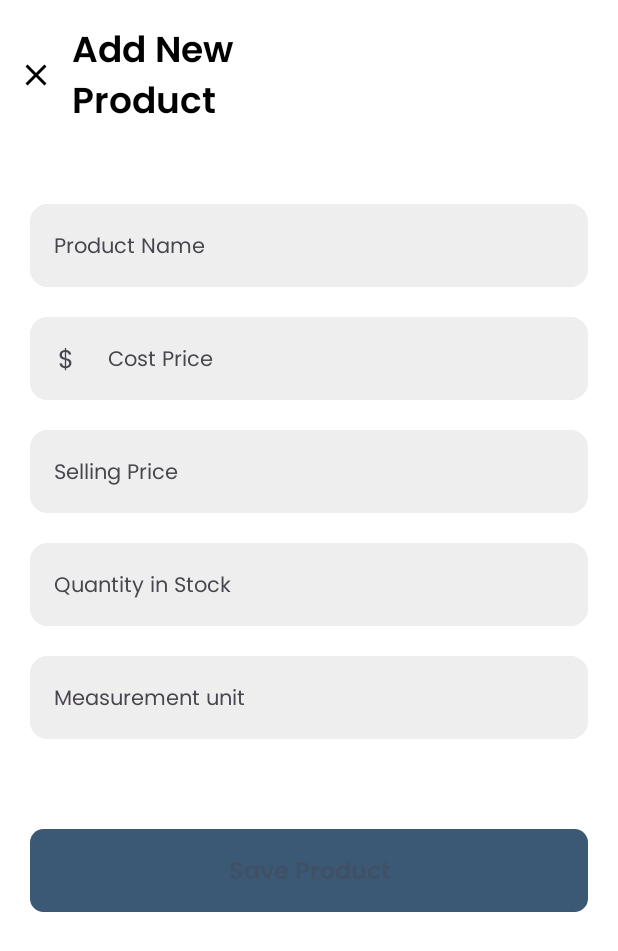
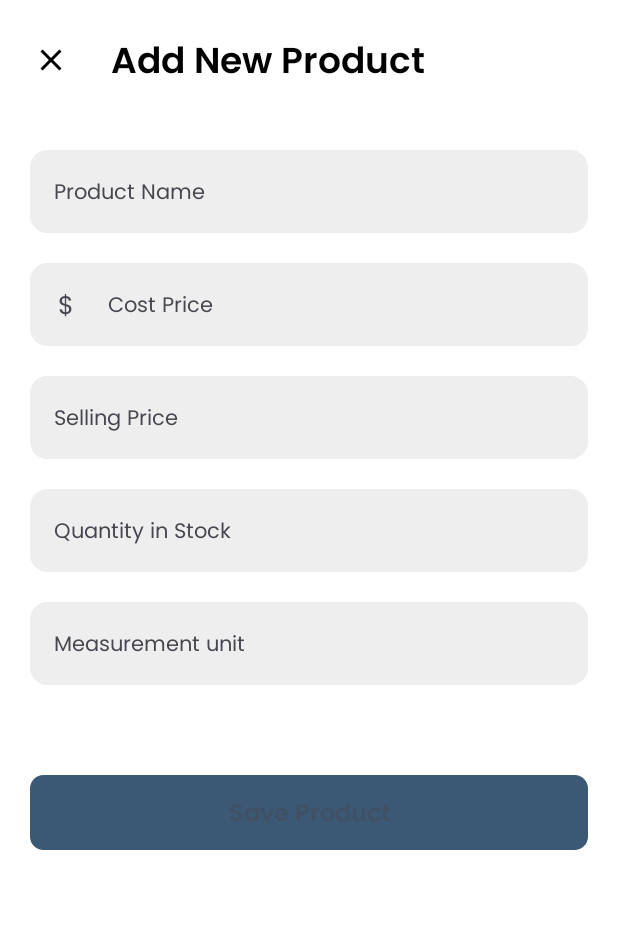
Before and after one commit to thobbiz/Stockey, an Android app built with Jetpack Compose: the composable AddProductScreen shown on its own in the app's theme, on a phone screen of 412 x 824 dp. Shown: the top 951 px of the screen. Run offline under Robolectric (Android 15) with nearby library versions, the phone set to English and light mode, and no system bars; our stand-ins replace Room's generated code; 2 statements that could not run were skipped.

Commit message:
fix: scrolling issues on inventory screen & feat: created newsale screen

```diff
--- a/Android/app/build.gradle.kts
+++ b/Android/app/build.gradle.kts
@@ -65,6 +65,7 @@ dependencies {
     implementation(libs.androidx.material3.android)
     implementation(libs.androidx.ui.text)
     implementation(libs.androidx.foundation.layout)
+    implementation(libs.androidx.compose.animation)
 
 
     // Testing
--- /dev/null
+++ b/Android/app/src/main/java/com/example/project_umbrella/ui/screens/HomeScreens/NewSaleScreen.kt
@@ -0,0 +1 @@
+package com.example.project_umbrella.ui.screens.HomeScreens
--- a/Android/app/src/main/java/com/example/project_umbrella/ui/screens/inventory/AddProductScreen.kt
+++ b/Android/app/src/main/java/com/example/project_umbrella/ui/screens/inventory/AddProductScreen.kt
@@ -1,5 +1,6 @@
 package com.example.project_umbrella.ui.screens.inventory
 
+import android.widget.Toast
 import androidx.compose.foundation.background
 import androidx.compose.foundation.border
 import androidx.compose.foundation.layout.Arrangement
@@ -7,13 +8,12 @@ import androidx.compose.foundation.layout.Column
 import androidx.compose.foundation.layout.Row
 import androidx.compose.foundation.layout.calculateEndPadding
 import androidx.compose.foundation.layout.calculateStartPadding
+import androidx.compose.foundation.layout.fillMaxSize
 import androidx.compose.foundation.layout.fillMaxWidth
 import androidx.compose.foundation.layout.height
 import androidx.compose.foundation.layout.padding
-import androidx.compose.foundation.rememberScrollState
 import androidx.compose.foundation.shape.RoundedCornerShape
 import androidx.compose.foundation.text.KeyboardOptions
-import androidx.compose.foundation.verticalScroll
 import androidx.compose.material.icons.Icons.Filled
 import androidx.compose.material.icons.filled.Clear
 import androidx.compose.material3.Button
@@ -31,17 +31,16 @@ import androidx.compose.runtime.rememberCoroutineScope
 import androidx.compose.ui.Alignment
 import androidx.compose.ui.Modifier
 import androidx.compose.ui.graphics.Color
+import androidx.compose.ui.platform.LocalContext
 import androidx.compose.ui.platform.LocalLayoutDirection
 import androidx.compose.ui.res.stringResource
 import androidx.compose.ui.text.font.FontWeight
 import androidx.compose.ui.text.input.KeyboardType
-import androidx.compose.ui.tooling.preview.Preview
 import androidx.compose.ui.unit.dp
 import androidx.lifecycle.viewmodel.compose.viewModel
 import com.example.project_umbrella.R
 import com.example.project_umbrella.ui.AppViewModelProvider
 import com.example.project_umbrella.ui.navigation.NavigationDestination
-import com.example.project_umbrella.ui.theme.ProjectumbrellaTheme
 import kotlinx.coroutines.launch
 import java.util.Currency
 import java.util.Locale
@@ -57,20 +56,19 @@ object AddProductDestination: NavigationDestination {
 fun AddProductScreen(
     navigateBack: () -> Unit,
     onNavigateUp: () -> Unit,
-    canNavigateBack: Boolean = true,
     viewModel: AddProductViewModel = viewModel(factory = AppViewModelProvider.Factory)
 ) {
     val coroutineScope = rememberCoroutineScope()
+    val context = LocalContext.current
     Scaffold(
         containerColor = MaterialTheme.colorScheme.background,
         topBar = {
             AddProductTopAppBar(
                 title = stringResource(R.string.add_new_product),
-                canNavigateBack = canNavigateBack,
                 navigateUp = onNavigateUp
             )
         },
-        modifier = Modifier.background(MaterialTheme.colorScheme.primary)
+        modifier = Modifier.background(MaterialTheme.colorScheme.primary).fillMaxSize()
     ) { innerPadding ->
         AddProductBody(
             productUiState = viewModel.productUiState,
@@ -79,17 +77,16 @@ fun AddProductScreen(
                 coroutineScope.launch {
                     viewModel.saveProduct()
                     navigateBack()
+                    Toast.makeText(context, "Saved!", Toast.LENGTH_SHORT).show()
                 }
             },
             modifier = Modifier
+                .fillMaxSize()
                 .padding(
                     start = innerPadding.calculateStartPadding(LocalLayoutDirection.current),
                     end = innerPadding.calculateEndPadding(LocalLayoutDirection.current),
                     top = innerPadding.calculateTopPadding()
                 )
-                .background(MaterialTheme.colorScheme.background)
-                .verticalScroll(rememberScrollState())
-                .fillMaxWidth()
         )
     }
 }
@@ -119,7 +116,9 @@ fun AddProductBody(
                 disabledContainerColor = Color(0xff3B5975)
             ),
             shape = RoundedCornerShape(9.dp),
-            modifier = Modifier.fillMaxWidth().height(55.dp)
+            modifier = Modifier
+                .fillMaxWidth()
+                .height(50.dp)
         ) {
             Text(text = stringResource(R.string.save),  style = MaterialTheme.typography.bodyMedium, fontWeight = FontWeight.SemiBold)
         }
@@ -151,7 +150,10 @@ fun AddProductForm(
                 unfocusedContainerColor = MaterialTheme.colorScheme.tertiaryContainer,
 
             ),
-            modifier = Modifier.fillMaxWidth().border(0.dp, Color.Unspecified, RoundedCornerShape(12.dp)).height(55.dp),
+            modifier = Modifier
+                .fillMaxWidth()
+                .border(0.dp, Color.Unspecified, RoundedCornerShape(12.dp))
+                .height(55.dp),
             enabled = enabled,
             singleLine = true
         )
@@ -169,7 +171,10 @@ fun AddProductForm(
                 focusedContainerColor = MaterialTheme.colorScheme.tertiaryContainer,
                 unfocusedContainerColor = MaterialTheme.colorScheme.tertiaryContainer,
             ),
-            modifier = Modifier.fillMaxWidth().border(1.dp, Color.Unspecified, RoundedCornerShape(12.dp)).height(55.dp),
+            modifier = Modifier
+                .fillMaxWidth()
+                .border(1.dp, Color.Unspecified, RoundedCornerShape(12.dp))
+                .height(55.dp),
             leadingIcon = { Text(Currency.getInstance(Locale.getDefault()).symbol) },
             enabled = enabled,
             singleLine = true
@@ -188,7 +193,10 @@ fun AddProductForm(
                 focusedContainerColor = MaterialTheme.colorScheme.tertiaryContainer,
                 unfocusedContainerColor = MaterialTheme.colorScheme.tertiaryContainer,
             ),
-            modifier = Modifier.fillMaxWidth().border(1.dp, Color.Unspecified, RoundedCornerShape(12.dp)).height(55.dp),
+            modifier = Modifier
+                .fillMaxWidth()
+                .border(1.dp, Color.Unspecified, RoundedCornerShape(12.dp))
+                .height(55.dp),
             enabled = enabled,
             singleLine = true
         )
@@ -206,7 +214,10 @@ fun AddProductForm(
                 focusedContainerColor = MaterialTheme.colorScheme.tertiaryContainer,
                 unfocusedContainerColor = MaterialTheme.colorScheme.tertiaryContainer,
             ),
-            modifier = Modifier.fillMaxWidth().border(1.dp, Color.Unspecified, RoundedCornerShape(12.dp)).height(55.dp),
+            modifier = Modifier
+                .fillMaxWidth()
+                .border(1.dp, Color.Unspecified, RoundedCornerShape(12.dp))
+                .height(55.dp),
             enabled = enabled,
             singleLine = true
         )
@@ -224,7 +235,10 @@ fun AddProductForm(
                 focusedContainerColor = MaterialTheme.colorScheme.tertiaryContainer,
                 unfocusedContainerColor = MaterialTheme.colorScheme.tertiaryContainer,
             ),
-            modifier = Modifier.fillMaxWidth().border(1.dp, Color.Unspecified, RoundedCornerShape(12.dp)).height(55.dp),
+            modifier = Modifier
+                .fillMaxWidth()
+                .border(1.dp, Color.Unspecified, RoundedCornerShape(12.dp))
+                .height(55.dp),
             enabled = enabled,
             singleLine = true
         )
@@ -237,24 +251,20 @@ fun AddProductForm(
 @Composable
 fun AddProductTopAppBar(
     title: String,
-    canNavigateBack: Boolean,
-    modifier: Modifier = Modifier,
     navigateUp: () -> Unit = {}
 ) {
     Row(
         verticalAlignment = Alignment.CenterVertically,
-        horizontalArrangement = Arrangement.SpaceBetween,
-        modifier = modifier
-            .fillMaxWidth(0.5f)
-            .padding(start = 0.dp, end = 0.dp, top = 16.dp, bottom = 32.dp)
+        horizontalArrangement = Arrangement.spacedBy(16.dp),
+        modifier = Modifier
+            .fillMaxWidth()
+            .padding(top = 16.dp, bottom = 16.dp, start = 10.dp)
     ) {
-        if (canNavigateBack) {
-            IconButton(onClick = navigateUp) {
-                Icon(
-                    imageVector = Filled.Clear,
-                    contentDescription = stringResource(R.string.back_button),
-                )
-            }
+        IconButton(onClick = navigateUp, modifier = Modifier.padding(0.dp)) {
+            Icon(
+                imageVector = Filled.Clear,
+                contentDescription = stringResource(R.string.back_button),
+            )
         }
 
         Text(
@@ -263,17 +273,6 @@ fun AddProductTopAppBar(
             fontWeight = FontWeight.SemiBold,
             color = MaterialTheme.colorScheme.onPrimary
         )
+
     }
 }
-
-@Preview(showBackground = true)
-@Composable
-private fun ItemEntryScreenPreview() {
-    ProjectumbrellaTheme {
-        AddProductBody(productUiState = ProductUiState(
-            ProductInfo(
-                name = "Item name", unitCostPrice = "10.00", quantity = "5", unitSellingPrice = "20.00"
-            )
-        ), onItemValueChange = {}, onSaveClick = {})
-    }
-}
--- a/Android/gradle/libs.versions.toml
+++ b/Android/gradle/libs.versions.toml
@@ -21,6 +21,7 @@ material3Android = "1.3.0"
 ycharts = "2.1.0"
 uiText = "1.8.3"
 foundationLayout = "1.8.3"
+animation = "1.9.4"
 
 [libraries]
 androidx-activity-compose-v181 = { module = "androidx.activity:activity-compose", version.ref = "activityComposeVersion" }
@@ -56,6 +57,7 @@ androidx-material3-android = { group = "androidx.compose.material3", name = "mat
 ycharts = { module = "co.yml:ycharts", version.ref = "ycharts" }
 androidx-ui-text = { group = "androidx.compose.ui", name = "ui-text", version.ref = "uiText" }
 androidx-foundation-layout = { group = "androidx.compose.foundation", name = "foundation-layout", version.ref = "foundationLayout" }
+androidx-compose-animation = { group = "androidx.compose.animation", name = "animation", version.ref = "animation" }
 
 [plugins]
 android-application = { id = "com.android.application", version.ref = "agp" }
```
Also changed, not shown: Android/app/src/main/java/com/example/project_umbrella/ui/navigation/InventoryNavGraph.kt (+19 -12 lines), Android/app/src/main/java/com/example/project_umbrella/ui/screens/inventory/InventoryScreen.kt (+44 -81 lines), Android/app/src/main/java/com/example/project_umbrella/ui/screens/inventory/ProductDetails.kt (+9 -7 lines).
